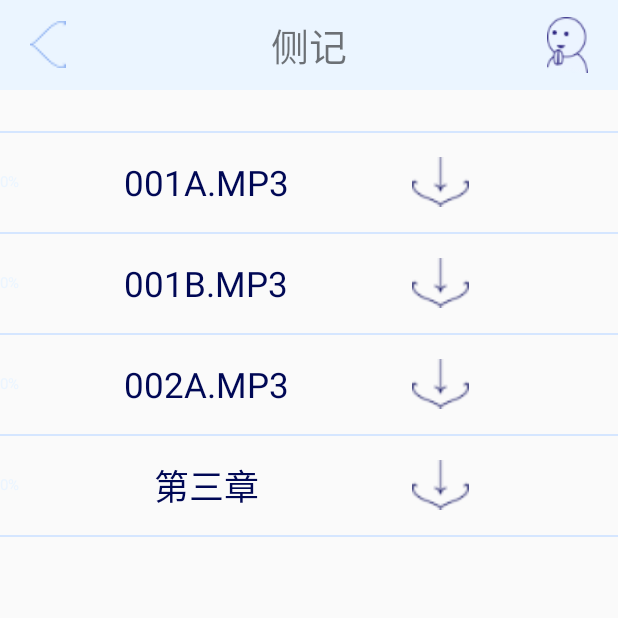
After one commit to ceji-longquan/ceji_android, an Android app: the MusicDownLoadActivity screen opened directly, with no data from a screen before it, on a phone screen of 412 x 824 dp, the top half of it. The commit adds this screen. Run offline under Robolectric (Android 15) with nearby library versions, the phone set to English and light mode, and no system bars; libraries missing offline, so code that uses them is left out: com.lzy.okgo, com.lzy.okserver; 9 statements that could not run were skipped.

Commit message:
add download

```diff
--- /dev/null
+++ b/app/src/main/java/com/lqtemple/android/lqbookreader/activity/MusicDownLoadActivity.java
@@ -0,0 +1,326 @@
+package com.lqtemple.android.lqbookreader.activity;
+
+import android.Manifest;
+import android.app.AlertDialog;
+import android.content.DialogInterface;
+import android.content.Intent;
+import android.content.pm.PackageManager;
+import android.media.MediaScannerConnection;
+import android.net.Uri;
+import android.os.Build;
+import android.os.Bundle;
+import android.support.annotation.Nullable;
+import android.support.v4.app.ActivityCompat;
+import android.support.v4.content.ContextCompat;
+import android.util.Log;
+import android.view.View;
+import android.view.ViewGroup;
+import android.widget.BaseAdapter;
+import android.widget.ImageView;
+import android.widget.LinearLayout;
+import android.widget.ListView;
+import android.widget.TextView;
+import android.widget.Toast;
+
+import com.lqtemple.android.lqbookreader.R;
+import com.lqtemple.android.lqbookreader.annotation.InjectUtils;
+import com.lqtemple.android.lqbookreader.annotation.InjectView;
+import com.lqtemple.android.lqbookreader.model.VoiceModel;
+import com.lqtemple.android.lqbookreader.util.LqBookConst;
+import com.lqtemple.android.lqbookreader.view.NumberProgressBar;
+import com.lzy.okgo.OkGo;
+import com.lzy.okgo.request.GetRequest;
+import com.lzy.okserver.download.DownloadInfo;
+import com.lzy.okserver.download.DownloadManager;
+import com.lzy.okserver.download.DownloadService;
+import com.lzy.okserver.listener.DownloadListener;
+
+import java.util.ArrayList;
+import java.util.List;
+
+import static com.lqtemple.android.lqbookreader.R.id.down_icon;
+import static com.lqtemple.android.lqbookreader.R.id.down_text;
+import static com.lqtemple.android.lqbookreader.R.id.pbProgress;
+
+
+/**
+ * Created by ls on 2017/6/2.
+ *
+ * @version $Rev$
+ * @des ${TODO}
+ * @updateAuthor $Author$
+ * @updateDate $Date$
+ * @updateDes ${TODO}
+ */
+
+public class MusicDownLoadActivity extends BaseActivity {
+
+    private ArrayList<VoiceModel> mVoiceModels;
+    private final String TAG = "DownLoadActivity";
+    private String[] permissions = {Manifest.permission.WRITE_EXTERNAL_STORAGE, Manifest.permission.READ_EXTERNAL_STORAGE};
+
+    private MyAdapter adapter;
+    private DownloadManager downloadManager;
+
+    @InjectView(R.id.listView)
+    ListView listView;
+
+    private List<DownloadInfo> allTask;
+
+
+    @Override
+    protected void onCreate(@Nullable Bundle savedInstanceState) {
+        super.onCreate(savedInstanceState);
+        setContentView(R.layout.activity_music_download_manager);
+        InjectUtils.bind(this);
+        checkVersion();
+
+        initData();
+
+        downloadManager = DownloadService.getDownloadManager();
+        //设置下载目录
+        downloadManager.setTargetFolder(LqBookConst.DOWN_PATH);
+        //设置下载任务个数
+        downloadManager.getThreadPool().setCorePoolSize(LqBookConst.DOWN_TASK_NUM);
+
+
+        adapter = new MyAdapter();
+        listView.setAdapter(adapter);
+
+    }
+
+    @Override
+    protected void onResume() {
+        super.onResume();
+        if (downloadManager != null) {
+            allTask = downloadManager.getAllTask();
+        }
+        adapter.notifyDataSetChanged();
+
+    }
+
+    private void checkVersion() {
+
+
+        // 版本判断。当手机系统大于 23 时，才有必要去判断权限是否获取
+        if (Build.VERSION.SDK_INT >= Build.VERSION_CODES.M) {
+            // 检查该权限是否已经获取
+            int i = ContextCompat.checkSelfPermission(this, permissions[0]);
+            // 权限是否已经 授权 GRANTED---授权  DINIED---拒绝
+            if (i != PackageManager.PERMISSION_GRANTED) {
+                // 如果没有授予该权限，就去提示用户请求
+                showDialogTipUserRequestPermission();
+            }
+        }
+    }
+
+
+    private void initData() {
+
+
+        mVoiceModels = new ArrayList<>();
+        VoiceModel apkInfo0 = new VoiceModel();
+        apkInfo0.setName("001A.MP3");
+        apkInfo0.setIconUrl("http://img4.imgtn.bdimg.com/it/u=1282952687,2433742667&fm=23&gp=0.jpg");
+        apkInfo0.setUrl("http://www.theqi.com/buddhism/GL1/audio/001A.MP3");
+        mVoiceModels.add(apkInfo0);
+        VoiceModel apkInfo1 = new VoiceModel();
+        apkInfo1.setName("001B.MP3");
+        apkInfo1.setIconUrl("http://img4.imgtn.bdimg.com/it/u=1282952687,2433742667&fm=23&gp=0.jpg");
+        apkInfo1.setUrl("http://www.theqi.com/buddhism/GL1/audio/001B.MP3");
+        mVoiceModels.add(apkInfo1);
+        VoiceModel apkInfo2 = new VoiceModel();
+        apkInfo2.setName("002A.MP3");
+        apkInfo2.setIconUrl("http://img4.imgtn.bdimg.com/it/u=1282952687,2433742667&fm=23&gp=0.jpg");
+        apkInfo2.setUrl("http://www.theqi.com/buddhism/GL1/audio/002A.MP3");
+        mVoiceModels.add(apkInfo2);
+        VoiceModel apkInfo3 = new VoiceModel();
+        apkInfo3.setName(getString(R.string.thrid_chapter));
+        apkInfo3.setIconUrl("http://img4.imgtn.bdimg.com/it/u=1282952687,2433742667&fm=23&gp=0.jpg");
+        apkInfo3.setUrl("http://www.theqi.com/buddhism/GL1/audio/002B.MP3");
+        mVoiceModels.add(apkInfo3);
+    }
+
+
+    private class MyAdapter extends BaseAdapter {
+        @Override
+        public int getCount() {
+            return mVoiceModels.size();
+        }
+
+        @Override
+        public VoiceModel getItem(int position) {
+            return mVoiceModels.get(position);
+        }
+
+        @Override
+        public long getItemId(int position) {
+            return position;
+        }
+
+        @Override
+        public View getView(final int position, View convertView, ViewGroup parent) {
+            ViewHolder holder;
+            if (convertView == null) {
+                convertView = View.inflate(getApplicationContext(), R.layout.item_music_download, null);
+                holder = new ViewHolder();
+                convertView.setTag(holder);
+            } else {
+                holder = (ViewHolder) convertView.getTag();
+            }
+            //            holder.refresh(voiceinfo);
+            VoiceModel voiceinfo = getItem(position);
+
+            holder.down_item_layout = (LinearLayout)convertView.findViewById(R.id.down_item_layout);
+            holder.down_icon = (ImageView) convertView.findViewById(down_icon);
+            holder.name = (TextView) convertView.findViewById(R.id.name);
+            holder.pbProgress = (NumberProgressBar) convertView.findViewById(pbProgress);
+            holder.down_text = (TextView) convertView.findViewById(down_text);
+            DownloadInfo downloadInfo = downloadManager.getDownloadInfo(voiceinfo.getUrl());
+
+            if ( downloadInfo!= null) {
+                if(downloadInfo.getState()==DownloadManager.FINISH){
+                    holder.down_item_layout.setBackgroundColor(getResources().getColor(R.color.titleBar));
+                    holder.down_text.setText(R.string.alreadydown);
+                }else {
+                    holder.down_text.setText(R.string.alreadydowning);
+
+                }
+                holder.down_icon.setVisibility(View.GONE);
+                holder.down_text.setVisibility(View.VISIBLE);
+            } else {
+                holder.down_item_layout.setBackgroundColor(getResources().getColor(R.color.white_text));
+                holder.down_icon.setVisibility(View.VISIBLE);
+                holder.down_text.setVisibility(View.GONE);
+
+            }
+            //对于非进度更新的ui放在这里，对于实时更新的进度ui，放在holder中
+            if (voiceinfo != null) {
+                holder.name.setText(voiceinfo.getName());
+                //                holder.down_text.setText(voiceinfo.getName());
+
+            }
+            holder.down_icon.setOnClickListener(new View.OnClickListener() {
+                @Override
+                public void onClick(View v) {
+
+                    if (v.getId() == holder.down_icon.getId()) {
+                        if (downloadManager.getDownloadInfo(voiceinfo.getUrl()) != null) {
+                            Toast.makeText(getApplicationContext(), R.string.task_enqueue, Toast.LENGTH_SHORT).show();
+                        } else {
+                            holder.down_icon.setVisibility(View.GONE);
+                            holder.down_text.setVisibility(View.VISIBLE);
+                            holder.down_text.setText(R.string.alreadydowning);
+
+                            GetRequest request = OkGo.get(voiceinfo.getUrl())//
+                                    .headers("headerKey1", "headerValue1")//
+                                    .headers("headerKey2", "headerValue2")//
+                                    .params("paramKey1", "paramValue1")//
+                                    .params("paramKey2", "paramValue2");
+                            downloadManager.addTask(voiceinfo.getUrl(), voiceinfo, request, null);
+
+                            adapter.notifyDataSetChanged();
+
+                        }
+                    }
+                }
+            });
+
+            holder.down_item_layout.setOnClickListener(new View.OnClickListener() {
+                @Override
+                public void onClick(View v) {
+                    Intent intent = new Intent(getApplicationContext(), DesActivity.class);
+                    intent.putExtra("apk", voiceinfo);
+                    startActivity(intent);
+                }
+            });
+
+          DownloadListener downloadListener = new MyDownloadListener();
+          downloadListener.setUserTag(holder);
+            if(downloadInfo!=null){
+                downloadInfo.setListener(downloadListener);
+            }
+            return convertView;
+        }
+    }
+
+    private class ViewHolder implements View.OnClickListener {
+        private DownloadInfo downloadInfo;
+        private ImageView down_icon;
+        private TextView name;
+        private NumberProgressBar pbProgress;
+        private TextView down_text;
+        private LinearLayout down_item_layout;
+
+        @Override
+        public void onClick(View v) {
+
+        }
+    }
+
+
+
+
+
+
+    private class MyDownloadListener extends DownloadListener {
+
+        @Override
+        public void onProgress(DownloadInfo downloadInfo) {
+            if (getUserTag() == null)
+                return;
+
+            Log.i(TAG,"onProgress="+downloadInfo.getProgress());
+
+            ViewHolder holder = (ViewHolder) getUserTag();
+        }
+
+        @Override
+        public void onFinish(DownloadInfo downloadInfo) {
+            //            sendBroadcast(new Intent(Intent.ACTION_MEDIA_SCANNER_SCAN_FILE, Uri.parse(LqBookConst.DOWN_PATH)));
+            Log.i(TAG,"onFinish="+downloadInfo.getFileName());
+            Toast.makeText(getApplicationContext(), getString(R.string.downLoaded) + downloadInfo.getTargetPath(), Toast.LENGTH_SHORT).show();
+            adapter.notifyDataSetChanged();
+            /**
+             * 重新扫描数据库
+             */
+            MediaScannerConnection.scanFile(getApplicationContext(),
+                    new String[]{downloadInfo.getTargetPath()}, null,
+                    new MediaScannerConnection.OnScanCompletedListener() {
+                        public void onScanCompleted(String path, Uri uri) {
+                            Log.i("ExternalStorage", "Scanned " + path + ":");
+                            Log.i("ExternalStorage", "-> uri=" + uri);
+                        }
+                    });
+        }
+
+        @Override
+        public void onError(DownloadInfo downloadInfo, String errorMsg, Exception e) {
+            if (errorMsg != null)
+                Toast.makeText(getApplicationContext(), errorMsg, Toast.LENGTH_SHORT).show();
+        }
+    }
+
+
+    // 提示用户该请求权限的弹出框
+    private void showDialogTipUserRequestPermission() {
+
+        new AlertDialog.Builder(MusicDownLoadActivity.this)
+                .setTitle(R.string.storage_permission)
+                .setMessage(R.string.storage_permission_messahe)
+                .setPositiveButton(R.string.now_open, new DialogInterface.OnClickListener() {
+                    @Override
+                    public void onClick(DialogInterface dialog, int which) {
+                        // 开始提交请求权限
+                        ActivityCompat.requestPermissions(MusicDownLoadActivity.this, permissions, 321);
+
+                    }
+                })
+                .setNegativeButton(R.string.now_cancle, new DialogInterface.OnClickListener() {
+                    @Override
+                    public void onClick(DialogInterface dialog, int which) {
+                        finish();
+                    }
+                }).setCancelable(false).show();
+    }
+}
--- a/app/src/main/java/com/lqtemple/android/lqbookreader/activity/SettingActivity.java
+++ b/app/src/main/java/com/lqtemple/android/lqbookreader/activity/SettingActivity.java
@@ -40,23 +40,39 @@ public class SettingActivity extends BaseActivity {
         InjectUtils.bind(this);
 
         initData();
-        mListView.setOnItemClickListener(new AdapterView.OnItemClickListener() {
-            @Override
-            public void onItemClick(AdapterView<?> parent, View view, int position, long id) {
 
-            }
-        });
         mSettingAdapter = new SettingAdapter(this, my_setting_list);
         mListView.setAdapter(mSettingAdapter);
         mListView.setOnItemClickListener(new AdapterView.OnItemClickListener() {
             @Override
             public void onItemClick(AdapterView<?> parent, View view, int position, long id) {
-                Log.e(TAG, "onItemClick: "+ position);
-                startActivity(new Intent(getApplicationContext(),DownLoadActivity.class));
+                Log.e(TAG, "onItemClick: " + position);
+                switch (position) {
+                    case 0:
+                        startActivity(new Intent(getApplicationContext(), DownLoadActivity.class));
+
+                        break;
+
+                    case 1:
+
+                        break;
+                    case 2:
+
+                        break;
+                    case 3:
+                        startActivity(new Intent(getApplicationContext(), MusicDownLoadActivity.class));
+                        break;
+                    case 4:
+
+                        break;
+                    case 5:
+
+                        break;
+
+                }
 
             }
         });
-
 
 
     }
--- /dev/null
+++ b/app/src/main/res/drawable/downloaded.xml
@@ -0,0 +1,4 @@
+<?xml version="1.0" encoding="utf-8"?>
+<color xmlns:android="http://schemas.android.com/apk/res/android"
+       android:color="#ebf5ff">
+</color>
--- /dev/null
+++ b/app/src/main/res/layout/activity_music_download_manager.xml
@@ -0,0 +1,34 @@
+<?xml version="1.0" encoding="utf-8"?>
+<RelativeLayout
+    xmlns:android="http://schemas.android.com/apk/res/android"
+    xmlns:app="http://schemas.android.com/apk/res-auto"
+    xmlns:tools="http://schemas.android.com/tools"
+    android:layout_width="match_parent"
+    android:layout_height="match_parent"
+    android:orientation="vertical">
+
+    <include
+        android:id="@+id/title"
+        layout="@layout/title_bar"/>
+
+    <View
+        android:id="@+id/line"
+        android:layout_marginTop="27dp"
+        android:layout_below="@+id/title"
+        android:layout_width="match_parent"
+        android:layout_height="1dp"
+        android:background="@color/divider_color"
+        ></View>
+
+
+    <ListView
+        android:id="@+id/listView"
+        android:layout_below="@+id/line"
+        android:layout_width="match_parent"
+        android:layout_height="match_parent"
+        android:divider="@color/divider_color"
+        android:dividerHeight="1dp"/>
+
+
+
+</RelativeLayout>
--- /dev/null
+++ b/app/src/main/res/layout/item_music_download.xml
@@ -0,0 +1,74 @@
+<?xml version="1.0" encoding="utf-8"?>
+
+<RelativeLayout xmlns:android="http://schemas.android.com/apk/res/android"
+                xmlns:app="http://schemas.android.com/apk/res-auto"
+                android:layout_width="match_parent"
+                android:layout_height="66dp"
+                android:gravity="center_vertical"
+                android:orientation="horizontal" >
+
+
+
+    <com.lqtemple.android.lqbookreader.view.NumberProgressBar
+        android:id="@+id/pbProgress"
+        android:layout_width="match_parent"
+        android:layout_height="match_parent"
+        android:gravity="center_vertical"
+        app:progress_reached_bar_height="66dp"
+        app:progress_reached_color="@color/titleBar"
+        app:progress_text_color="@color/titleBar"
+        app:progress_text_size="10sp"
+        app:progress_unreached_bar_height="66dp"
+        app:progress_unreached_color="@color/white_text"/>
+
+
+    <LinearLayout
+        android:layout_width="match_parent"
+        android:layout_height="66dp"
+        android:gravity="center_vertical"
+        android:orientation="horizontal"
+        android:paddingBottom="13dp"
+        android:paddingTop="13dp"
+        android:id="@+id/down_item_layout"
+        >
+
+        <TextView
+            android:id="@+id/name"
+            android:layout_width="match_parent"
+            android:layout_height="wrap_content"
+            android:layout_weight="1"
+            android:gravity="center"
+            android:text="第一章"
+            android:textColor="@color/item_text_color"
+            android:textSize="23sp"/>
+
+        <LinearLayout
+            android:layout_width="match_parent"
+            android:layout_height="wrap_content"
+            android:layout_weight="2"
+            android:gravity="center_vertical"
+            android:orientation="horizontal"
+            >
+
+            <ImageView
+                android:id="@+id/down_icon"
+                android:layout_width="38dp"
+                android:layout_height="33dp"
+                android:src="@mipmap/download_icon"
+                />
+
+            <TextView
+                android:id="@+id/down_text"
+                android:layout_width="wrap_content"
+                android:layout_height="wrap_content"
+                android:gravity="center"
+                android:text="已下载"
+                android:textColor="@color/item_text_color"
+                android:textSize="21sp"
+                android:visibility="gone"
+                />
+        </LinearLayout>
+    </LinearLayout>
+
+
+</RelativeLayout>
--- a/app/src/main/res/values/colors.xml
+++ b/app/src/main/res/values/colors.xml
@@ -9,11 +9,12 @@
     <color name="bt_accent">#00B8D4</color>
     <color name="notficatin_bg">#b5e0f1</color>
 
-    <color name="titleBar">#EBF5fF</color>
+    <color name="titleBar">#ebf5ff</color>
     <color name="white">#ffffff</color>
     <color name="bottom_text">#c1c0c0</color>
     <color name="notification_bak">#47fafafa</color>
     <color name="divider_color">#d5e6ff</color>
+    <color name="item_text_color">#000855</color>
 
 
 
--- a/app/src/main/res/values/strings.xml
+++ b/app/src/main/res/values/strings.xml
@@ -409,7 +409,7 @@
     <string name="start_downing">下载中</string>
     <string name="downLoaded">下载完成</string>
 
-    <string name="alreadydowning">正在下载中，请稍后...</string>
+    <string name="alreadydowning">正在下载</string>
     <string name="all_down_task">所有下载任务完成</string>
     <string name="other_down_task">所有下载线程结束，部分下载未完成</string>
     <string name="down_path">下载路径</string>
```
Also changed, not shown: app/src/main/AndroidManifest.xml (+8 -0 lines), app/src/main/res/mipmap-xhdpi/download_icon.png (added).
